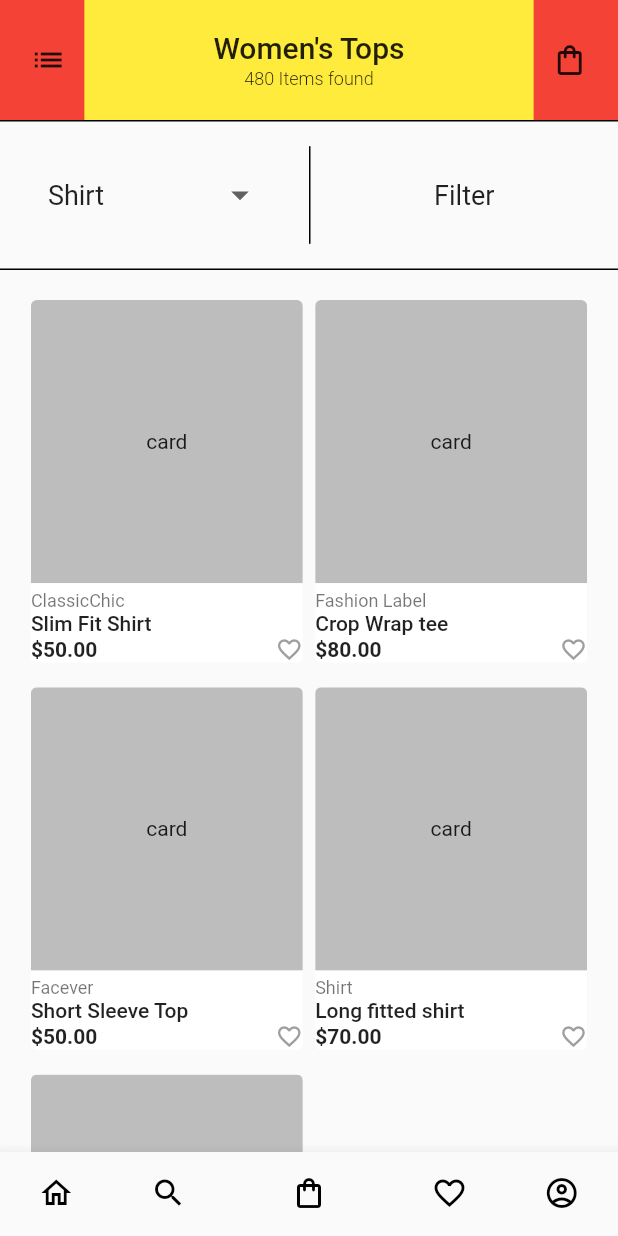
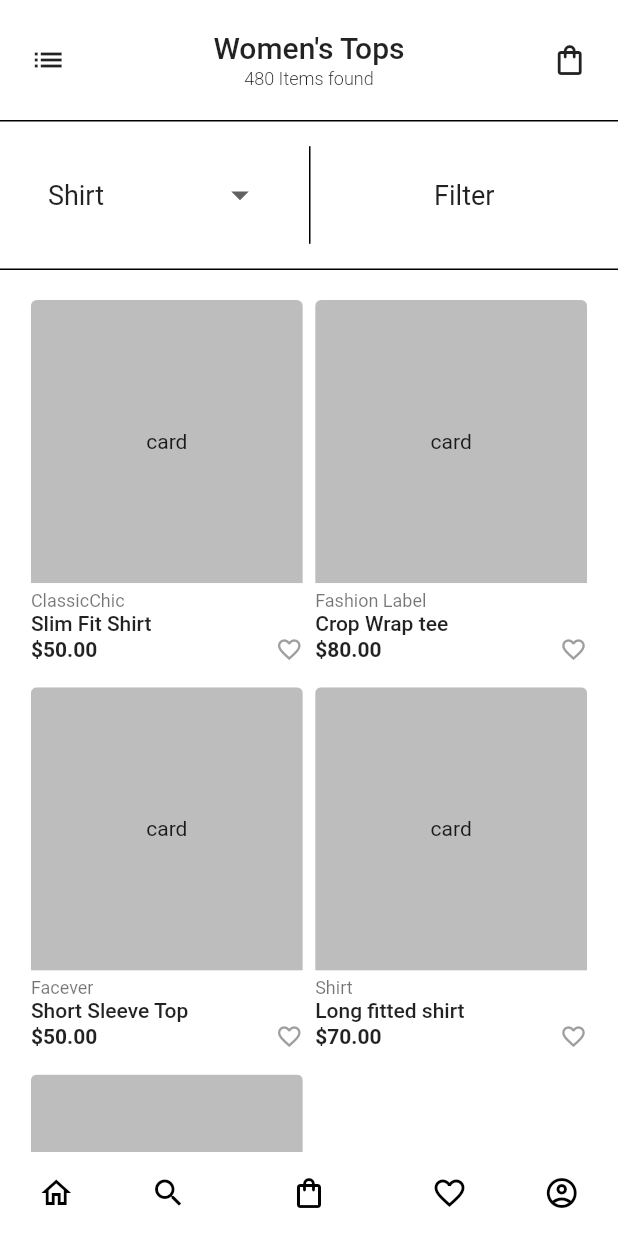
Before and after one commit to DalexisValencia/women-shop, a Flutter app: the screen it shows after launch, on a phone screen of 412 x 824 dp. Run offline on Flutter 3.47's test engine with Material 2 defaults, Android fonts, the phone set to English and light mode, and no system bars; our stand-ins replace bloc, carousel_slider, flutter_bloc, video_player.

Commit message:
Separando la pantalla de stock

```diff
--- /dev/null
+++ b/lib/screens/stock/body/stock__body.dart
@@ -0,0 +1,51 @@
+import 'package:flutter/material.dart';
+import 'package:flutter_bloc/flutter_bloc.dart';
+import 'package:women_shop/bloc/categories_bloc.dart';
+import 'package:women_shop/screens/stock/dropdown/stock__filter.dart';
+import 'package:women_shop/screens/stock/body/stock__body--scrollBehavior.dart';
+
+class StockBody extends StatefulWidget {
+  const StockBody({Key key}) : super(key: key);
+
+  @override
+  _StockBodyState createState() => _StockBodyState();
+}
+
+class _StockBodyState extends State<StockBody> {
+  double filterContainerSize = 100; // min 60 max 100
+
+  @override
+  Widget build(BuildContext context) {
+    return Container(
+      color: Colors.white,
+      child: BlocBuilder<CategoriesBloc, CategoriesState>(
+        builder: (BuildContext context, CategoriesState state) {
+          // CategoriesState stateModel = state;
+          // print(stateModel);
+          return Column(
+            children: [
+              StockFilter(
+                height: filterContainerSize,
+              ),
+              Expanded(
+                child: ScrollBehaviorWidget(
+                  onScrollChange: (double value) {
+                    if (value > 100) {
+                      setState(() {
+                        filterContainerSize = 80;
+                      });
+                    } else if (value < 100) {
+                      setState(() {
+                        filterContainerSize = 100;
+                      });
+                    }
+                  },
+                ),
+              ),
+            ],
+          );
+        },
+      ),
+    );
+  }
+}
--- a/lib/screens/stock/stock__filter.dart
+++ b/lib/screens/stock/dropdown/stock__filter.dart
@@ -1,5 +1,5 @@
 import 'package:flutter/material.dart';
-import 'package:women_shop/screens/stock/stock__dropdown.dart';
+import 'package:women_shop/screens/stock/dropdown/stock__dropdown.dart';
 
 class StockFilter extends StatefulWidget {
   final double height;
--- a/lib/screens/stock/product/product__openContainer.dart
+++ b/lib/screens/stock/product/product__openContainer.dart
@@ -18,7 +18,7 @@ class OpenContainerProductCard extends StatelessWidget {
       transitionDuration: Duration(
         milliseconds: 500,
       ),
-      closedColor: Colors.white, // Colors.red
+      closedColor: Colors.white,
       openColor: Colors.white,
       closedElevation: 0,
       openElevation: 0,
--- a/lib/screens/stock/stock.dart
+++ b/lib/screens/stock/stock.dart
@@ -2,9 +2,9 @@ import 'package:flutter/cupertino.dart';
 import 'package:flutter/material.dart';
 import 'package:flutter_bloc/flutter_bloc.dart';
 import 'package:women_shop/bloc/categories_bloc.dart';
-import 'package:women_shop/constants/conts.dart';
-import 'package:women_shop/screens/stock/stock__filter.dart';
-import 'package:women_shop/screens/stock/stock__scrollBehavior.dart';
+import 'package:women_shop/screens/stock/stock__appBar.dart';
+import 'package:women_shop/screens/stock/body/stock__body.dart';
+import 'package:women_shop/screens/stock/stock__bottomNavBar.dart';
 
 class StockScreen extends StatelessWidget {
   const StockScreen({Key key}) : super(key: key);
@@ -15,190 +15,11 @@ class StockScreen extends StatelessWidget {
       child: Scaffold(
         appBar: PreferredSize(
           preferredSize: const Size.fromHeight(80.0),
-          child: Container(
-            padding: EdgeInsets.symmetric(
-              horizontal: MediaQuery.of(context).size.width * pHorizontally,
-            ),
-            margin: EdgeInsets.only(
-              top: MediaQuery.of(context).padding.top,
-            ),
-            color: Colors.red,
-            width: MediaQuery.of(context).size.width,
-            child: Row(
-              mainAxisAlignment: MainAxisAlignment.spaceBetween,
-              crossAxisAlignment: CrossAxisAlignment.center,
-              children: [
-                Container(
-                  // color: Colors.yellow,
-                  child: MaterialButton(
-                    splashColor: Colors.blue,
-                    minWidth: 30,
-                    padding: EdgeInsets.all(10),
-                    shape: RoundedRectangleBorder(
-                      borderRadius: BorderRadius.circular(50),
-                      side: BorderSide(
-                        color: Colors.red,
-                      ),
-                    ),
-                    onPressed: () {},
-                    child: Icon(Icons.list),
-                  ),
-                ),
-                Expanded(
-                  child: Container(
-                    color: Colors.yellow,
-                    child: Column(
-                      mainAxisAlignment: MainAxisAlignment.center,
-                      children: [
-                        Text(
-                          "Women's Tops",
-                          style: Theme.of(context).textTheme.headline6,
-                        ),
-                        SizedBox(
-                          height: 2,
-                        ),
-                        Text(
-                          "480 Items found",
-                          style: Theme.of(context).textTheme.bodyText2.copyWith(
-                              fontWeight: FontWeight.w300, fontSize: 12),
-                        ),
-                      ],
-                    ),
-                  ),
-                ),
-                Container(
-                  // color: Colors.yellow,
-                  child: MaterialButton(
-                    splashColor: Colors.blue,
-                    minWidth: 30,
-                    padding: EdgeInsets.all(10),
-                    shape: RoundedRectangleBorder(
-                      borderRadius: BorderRadius.circular(50),
-                      side: BorderSide(
-                        color: Colors.red,
-                      ),
-                    ),
-                    onPressed: () {},
-                    child: Icon(
-                      Icons.shopping_bag_outlined,
-                    ),
-                  ),
-                ),
-              ],
-            ),
-          ),
+          child: StockAppBar(),
         ),
         body: StockBody(),
-        bottomNavigationBar: BottomNavigationBar(
-          showSelectedLabels: false,
-          showUnselectedLabels: false,
-          selectedFontSize: 0,
-          unselectedFontSize: 0,
-          currentIndex: 2,
-          items: <BottomNavigationBarItem>[
-            BottomNavigationBarItem(
-              icon: Icon(
-                Icons.home_outlined,
-                color: Colors.black,
-                size: 24,
-              ),
-              label: '',
-            ),
-            BottomNavigationBarItem(
-              icon: Icon(
-                Icons.search_outlined,
-                color: Colors.black,
-                size: 24,
-              ),
-              label: '',
-            ),
-            BottomNavigationBarItem(
-              icon: Icon(
-                Icons.shopping_bag_outlined,
-                color: Colors.black,
-                size: 24,
-              ),
-              label: '',
-            ),
-            BottomNavigationBarItem(
-              icon: Icon(
-                Icons.favorite_outline,
-                color: Colors.black,
-                size: 24,
-              ),
-              label: '',
-            ),
-            BottomNavigationBarItem(
-              icon: Icon(
-                Icons.account_circle_outlined,
-                color: Colors.black,
-                size: 24,
-              ),
-              label: '',
-            ),
-          ],
-        ),
+        bottomNavigationBar: StockBottomNavigationBar(),
       ),
     );
   }
 }
-
-class StockBody extends StatefulWidget {
-  const StockBody({Key key}) : super(key: key);
-
-  @override
-  _StockBodyState createState() => _StockBodyState();
-}
-
-class _StockBodyState extends State<StockBody> {
-  double filterContainerSize = 100; // min 60 max 100
-
-  @override
-  Widget build(BuildContext context) {
-    return Container(
-      child: BlocBuilder<CategoriesBloc, CategoriesState>(
-        builder: (BuildContext context, CategoriesState state) {
-          CategoriesState stateModel = state;
-          print(stateModel);
-          // print(stateModel.category);
-          // return Column(
-          //   children: [
-          //     Text("No me faltes al respeto"),
-          //     ElevatedButton(
-          //       onPressed: () {
-          //         BlocProvider.of<CategoriesBloc>(context).add(
-          //           ChangeCategory('fitted'),
-          //         );
-          //       },
-          //       child: Text("test me"),
-          //     )
-          //   ],
-          // );
-          return Column(
-            children: [
-              StockFilter(
-                height: filterContainerSize,
-              ),
-              // Text(stateModel.category),
-              Expanded(
-                child: ScrollBehaviorWidget(
-                  onScrollChange: (double value) {
-                    if (value > 100) {
-                      setState(() {
-                        filterContainerSize = 80;
-                      });
-                    } else if (value < 100) {
-                      setState(() {
-                        filterContainerSize = 100;
-                      });
-                    }
-                  },
-                ),
-              ),
-            ],
-          );
-        },
-      ),
-    );
-  }
-}
--- /dev/null
+++ b/lib/screens/stock/stock__appBar.dart
@@ -0,0 +1,83 @@
+import 'package:flutter/material.dart';
+import 'package:women_shop/constants/conts.dart';
+
+class StockAppBar extends StatelessWidget {
+  const StockAppBar({Key key}) : super(key: key);
+
+  @override
+  Widget build(BuildContext context) {
+    return Container(
+      padding: EdgeInsets.symmetric(
+        horizontal: MediaQuery.of(context).size.width * pHorizontally,
+      ),
+      margin: EdgeInsets.only(
+        top: MediaQuery.of(context).padding.top,
+      ),
+      color: Colors.white,
+      width: MediaQuery.of(context).size.width,
+      child: Row(
+        mainAxisAlignment: MainAxisAlignment.spaceBetween,
+        crossAxisAlignment: CrossAxisAlignment.center,
+        children: [
+          Container(
+            // color: Colors.yellow,
+            child: MaterialButton(
+              splashColor: Colors.blue,
+              minWidth: 30,
+              padding: EdgeInsets.all(10),
+              shape: RoundedRectangleBorder(
+                borderRadius: BorderRadius.circular(50),
+                side: BorderSide(
+                  color: Colors.white,
+                ),
+              ),
+              onPressed: () {},
+              child: Icon(Icons.list),
+            ),
+          ),
+          Expanded(
+            child: Container(
+              color: Colors.white,
+              child: Column(
+                mainAxisAlignment: MainAxisAlignment.center,
+                children: [
+                  Text(
+                    "Women's Tops",
+                    style: Theme.of(context).textTheme.headline6,
+                  ),
+                  SizedBox(
+                    height: 2,
+                  ),
+                  Text(
+                    "480 Items found",
+                    style: Theme.of(context).textTheme.bodyText2.copyWith(
+                          fontWeight: FontWeight.w300,
+                          fontSize: 12,
+                        ),
+                  ),
+                ],
+              ),
+            ),
+          ),
+          Container(
+            child: MaterialButton(
+              splashColor: Colors.blue,
+              minWidth: 30,
+              padding: EdgeInsets.all(10),
+              shape: RoundedRectangleBorder(
+                borderRadius: BorderRadius.circular(50),
+                side: BorderSide(
+                  color: Colors.white,
+                ),
+              ),
+              onPressed: () {},
+              child: Icon(
+                Icons.shopping_bag_outlined,
+              ),
+            ),
+          ),
+        ],
+      ),
+    );
+  }
+}
--- /dev/null
+++ b/lib/screens/stock/stock__bottomNavBar.dart
@@ -0,0 +1,64 @@
+import 'package:flutter/material.dart';
+
+class StockBottomNavigationBar extends StatelessWidget {
+  const StockBottomNavigationBar({Key key}) : super(key: key);
+  final Color navBarBgColor = Colors.white;
+  @override
+  Widget build(BuildContext context) {
+    return BottomNavigationBar(
+      showSelectedLabels: false,
+      showUnselectedLabels: false,
+      selectedFontSize: 0,
+      unselectedFontSize: 0,
+      currentIndex: 2,
+      elevation: 0,
+      items: <BottomNavigationBarItem>[
+        BottomNavigationBarItem(
+          backgroundColor: navBarBgColor,
+          icon: Icon(
+            Icons.home_outlined,
+            color: Colors.black,
+            size: 24,
+          ),
+          label: '',
+        ),
+        BottomNavigationBarItem(
+          backgroundColor: navBarBgColor,
+          icon: Icon(
+            Icons.search_outlined,
+            color: Colors.black,
+            size: 24,
+          ),
+          label: '',
+        ),
+        BottomNavigationBarItem(
+          backgroundColor: navBarBgColor,
+          icon: Icon(
+            Icons.shopping_bag_outlined,
+            color: Colors.black,
+            size: 24,
+          ),
+          label: '',
+        ),
+        BottomNavigationBarItem(
+          backgroundColor: navBarBgColor,
+          icon: Icon(
+            Icons.favorite_outline,
+            color: Colors.black,
+            size: 24,
+          ),
+          label: '',
+        ),
+        BottomNavigationBarItem(
+          backgroundColor: navBarBgColor,
+          icon: Icon(
+            Icons.account_circle_outlined,
+            color: Colors.black,
+            size: 24,
+          ),
+          label: '',
+        ),
+      ],
+    );
+  }
+}
```
Also changed, not shown: lib/screens/stock/body/stock__body--scrollBehavior.dart (renamed from lib/screens/stock/stock__scrollBehavior.dart), lib/screens/stock/dropdown/stock__dropdown.dart (renamed from lib/screens/stock/stock__dropdown.dart).
